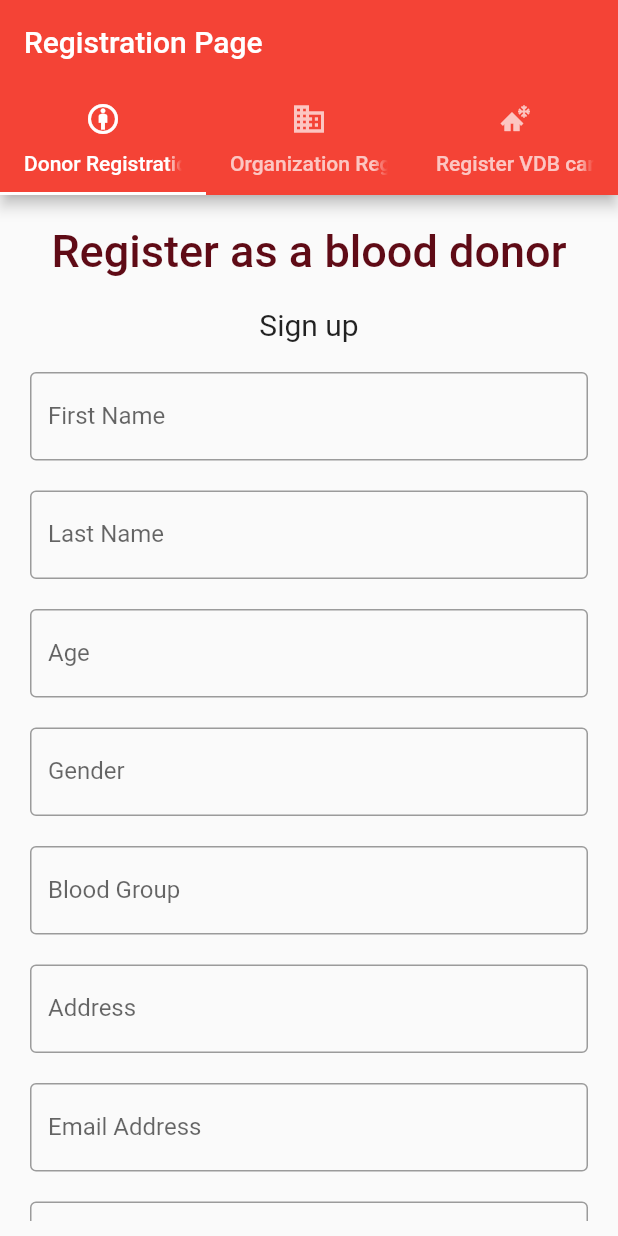
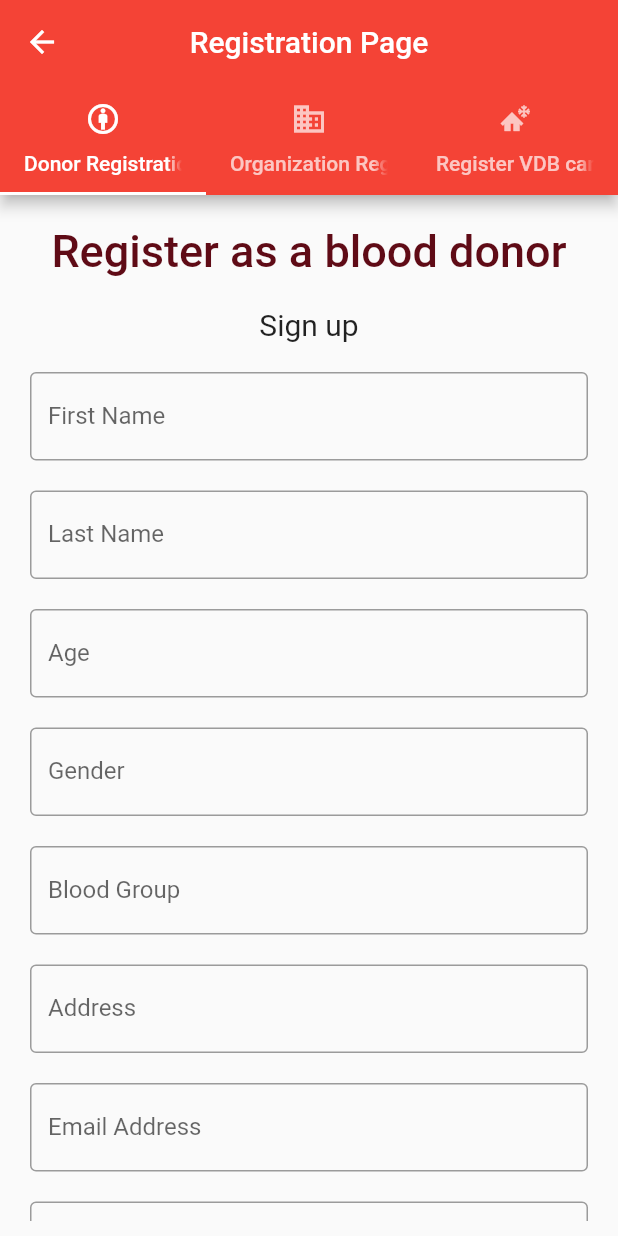
Before and after one commit to imhemantchaubey-zz/medinate-flutter, a Flutter app: the screen it shows after launch, after a tap on "Register", on a phone screen of 412 x 824 dp. Run offline on Flutter 3.47's test engine with Material 2 defaults, Android fonts, the phone set to English and light mode, and no system bars; our stand-ins replace carousel_slider, dropdown_search, firebase_auth, firebase_core; accounts and stored records are empty.

Commit message:
did some stuff

```diff
--- a/lib/pages/home_page.dart
+++ b/lib/pages/home_page.dart
@@ -142,7 +142,10 @@ class _HomePageState extends State<HomePage> {
             ),
           ),
         ]),
+
       ),
+
+
       bottomNavigationBar: Row(
         children: [
           Expanded(
@@ -192,6 +195,7 @@ class _HomePageState extends State<HomePage> {
         ],
       ),
     );
+
   }
 }
 void _navigateToNextScreen(BuildContext context) {
--- a/lib/pages/registration_page.dart
+++ b/lib/pages/registration_page.dart
@@ -2,7 +2,7 @@ import 'package:flutter/material.dart';
 import 'package:medinate/pages/organization_registration_page.dart';
 import 'blood_drive_registration_page.dart';
 import 'donor_registration_page.dart';
-
+import 'package:medinate/pages/home_page.dart';
 class TabBarDemo extends StatelessWidget {
   const TabBarDemo({super.key});
 
@@ -31,7 +31,14 @@ class TabBarDemo extends StatelessWidget {
                 ),
               ],
             ),
+            centerTitle: true,
             title: const Text('Registration Page'),
+            leading: new IconButton(
+            icon: new Icon(Icons.arrow_back),
+            onPressed: (){
+              _navigateToHomeScreen(context);
+            },
+          )
           ),
           body: TabBarView(
             children: [
@@ -45,3 +52,6 @@ class TabBarDemo extends StatelessWidget {
     );
   }
 }
+void _navigateToHomeScreen(BuildContext context) {
+    Navigator.of(context).push(MaterialPageRoute(builder: (context) => HomePage()));
+  }
```
Also changed, not shown: assets/images/Learn_Poster.png (added).
